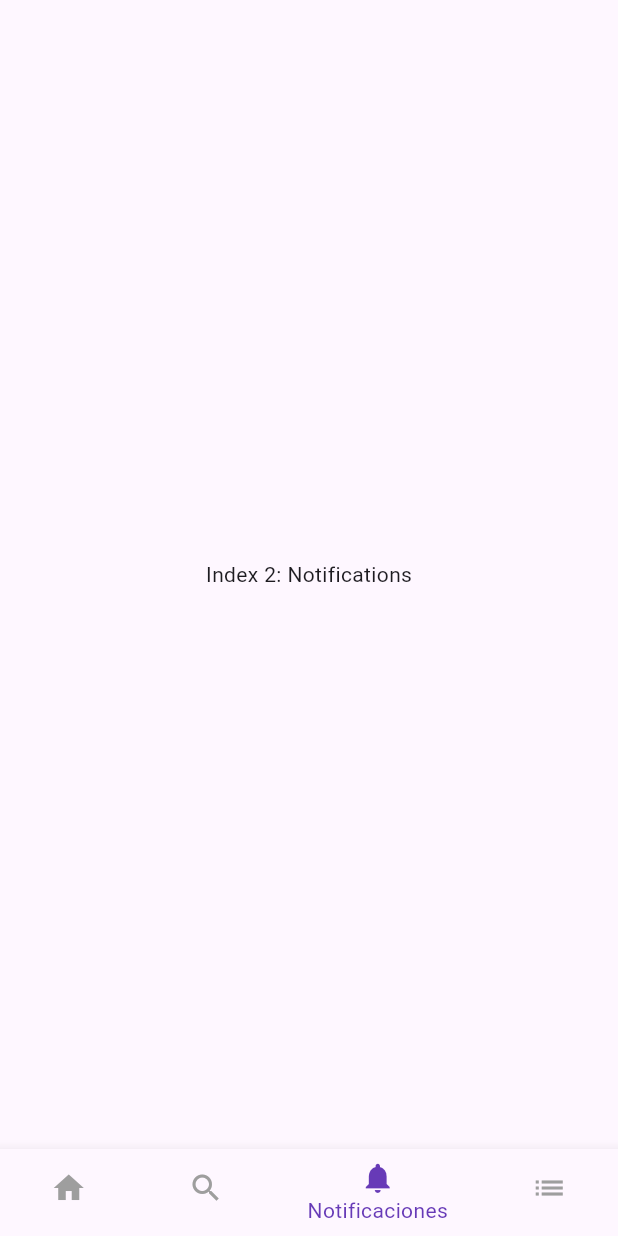
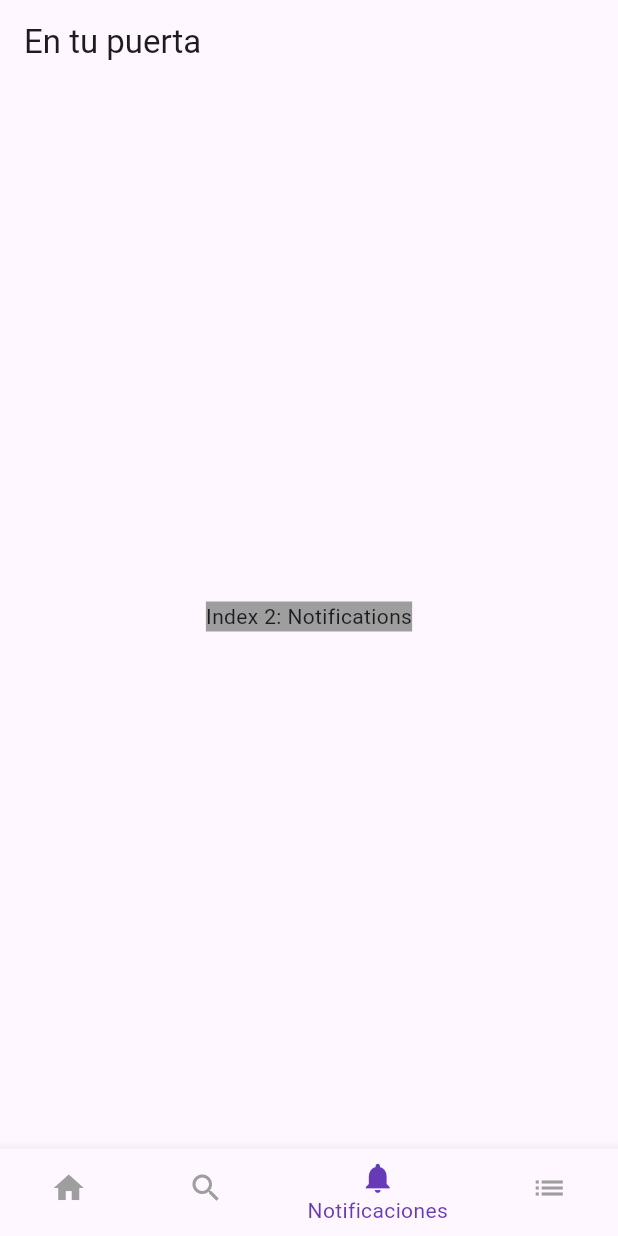
Before and after one commit to VictoriaGarciav/en_tu_puerta_front, a Flutter app: the screen it shows after launch, item 3 of the bottom bar chosen, on a phone screen of 412 x 824 dp. Run offline on Flutter 3.47's test engine with Material 3 defaults, Android fonts, the phone set to English and light mode, and no system bars.

Commit message:
Separacion de indices de widgets
Se separaron los widgets en archivos separados

```diff
--- a/en_tu_puerta_front/lib/main.dart
+++ b/en_tu_puerta_front/lib/main.dart
@@ -1,5 +1,8 @@
 
-import 'package:en_tu_puerta_front/widgetSettings.dart';
+import 'package:en_tu_puerta_front/widget_home.dart';
+import 'package:en_tu_puerta_front/widget_notifications.dart';
+import 'package:en_tu_puerta_front/widget_search.dart';
+import 'package:en_tu_puerta_front/widget_settings.dart';
 import 'package:flutter/material.dart';
 
 void main() {
@@ -39,15 +42,9 @@ class _MyHomePageState extends State<MyHomePage> {
   int _selectedIndex = 0;
   //bottom navigation bar items
   static List<Widget> _widgetOptions = <Widget>[
-    Text(
-      'Index 0: Home',
-    ),
-    Text(
-      'Index 1: Search',
-    ),
-    Text(
-      'Index 2: Notifications',
-    ),
+    WidgetHome(),
+    WidgetSearch(),
+    WidgetNotification(),
     WidgetSettings()
   ];
 
@@ -61,7 +58,9 @@ class _MyHomePageState extends State<MyHomePage> {
 
     return Scaffold(
 
-
+      appBar: AppBar(
+        title: Text("En tu puerta"),
+      ),
       body: Center(child: _widgetOptions.elementAt(_selectedIndex)),
       bottomNavigationBar: BottomNavigationBar(items: const<BottomNavigationBarItem>[
         BottomNavigationBarItem(
--- /dev/null
+++ b/en_tu_puerta_front/lib/widget_notifications.dart
@@ -0,0 +1,14 @@
+import 'package:flutter/material.dart';
+
+class WidgetNotification extends StatelessWidget {
+  const WidgetNotification({super.key});
+
+  @override
+  Widget build(BuildContext context) {
+    return Container(
+      color: Colors.grey,
+      child: Text('Index 2: Notifications'),
+
+    );
+  }
+}
```
Also changed, not shown: en_tu_puerta_front/lib/widget_home.dart (added, +14 -0 lines), en_tu_puerta_front/lib/widget_search.dart (added, +14 -0 lines), en_tu_puerta_front/lib/widget_settings.dart (renamed from en_tu_puerta_front/lib/widgetSettings.dart).
